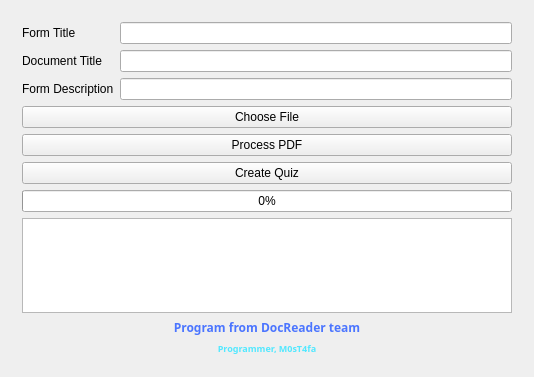
The window that include/docreaderquizzes.ui (M0ST4FA/DocReaderQuizzes) describes before a commit, drawn with Qt 5.
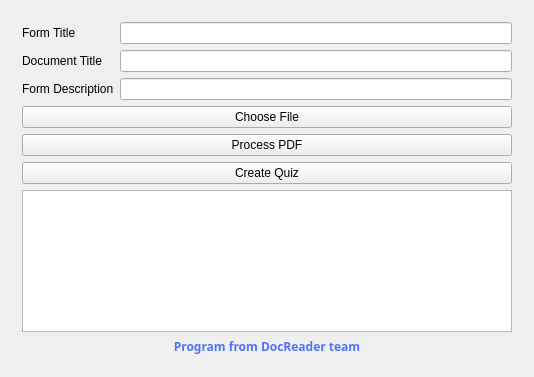
The same window after the commit.

Commit message: feat: implement basic settings dialog

Patch:
```diff
--- a/include/docreaderquizzes.ui
+++ b/include/docreaderquizzes.ui
@@ -168,16 +168,6 @@
          </property>
         </widget>
        </item>
-       <item>
-        <widget class="QProgressBar" name="progressBar">
-         <property name="value">
-          <number>0</number>
-         </property>
-         <property name="invertedAppearance">
-          <bool>false</bool>
-         </property>
-        </widget>
-       </item>
        <item>
         <widget class="QTextEdit" name="reportingTextEdit">
          <property name="autoFillBackground">
@@ -237,56 +227,6 @@
          </property>
         </widget>
        </item>
-       <item>
-        <widget class="QLabel" name="label_2">
-         <property name="palette">
-          <palette>
-           <active>
-            <colorrole role="WindowText">
-             <brush brushstyle="SolidPattern">
-              <color alpha="255">
-               <red>82</red>
-               <green>232</green>
-               <blue>255</blue>
-              </color>
-             </brush>
-            </colorrole>
-           </active>
-           <inactive>
-            <colorrole role="WindowText">
-             <brush brushstyle="SolidPattern">
-              <color alpha="255">
-               <red>82</red>
-               <green>232</green>
-               <blue>255</blue>
-              </color>
-             </brush>
-            </colorrole>
-           </inactive>
-           <disabled/>
-          </palette>
-         </property>
-         <property name="font">
-          <font>
-           <family>Segoe Print</family>
-           <pointsize>7</pointsize>
-           <bold>true</bold>
-          </font>
-         </property>
-         <property name="text">
-          <string>Programmer, M0sT4fa</string>
-         </property>
-         <property name="textFormat">
-          <enum>Qt::TextFormat::MarkdownText</enum>
-         </property>
-         <property name="alignment">
-          <set>Qt::AlignmentFlag::AlignCenter</set>
-         </property>
-         <property name="openExternalLinks">
-          <bool>true</bool>
-         </property>
-        </widget>
-       </item>
       </layout>
      </widget>
     </widget>
```
Left out of the diff: 18 changed lines with no effect on the pictures. The commit also changes 7 other files.
